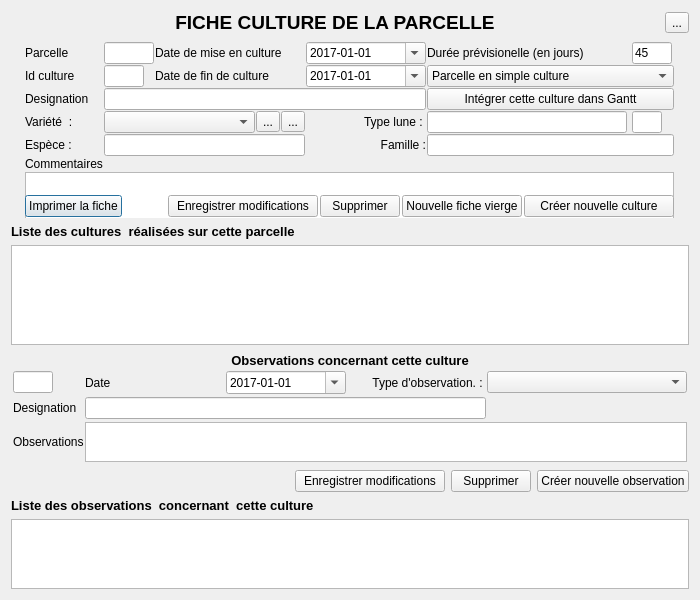
Before: the Qt Designer form dialogs/cultures.ui in Znephf/libreJardin, drawn with Qt 5.
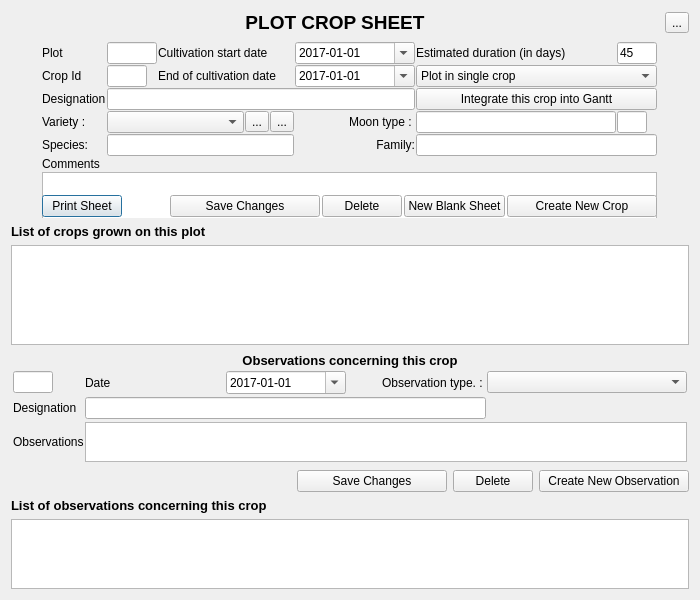
After: the same form once the commit is applied. Icons and pictures are not drawn.

```diff
--- a/dialogs/cultures.ui
+++ b/dialogs/cultures.ui
@@ -23,7 +23,7 @@
    </size>
   </property>
   <property name="windowTitle">
-   <string>FICHE CULTURE</string>
+   <string>CROP SHEET</string>
   </property>
   <property name="windowIcon">
    <iconset resource="../libreJardin.qrc">
@@ -47,7 +47,7 @@
           </font>
          </property>
          <property name="text">
-          <string>FICHE CULTURE DE LA PARCELLE</string>
+          <string>PLOT CROP SHEET</string>
          </property>
          <property name="alignment">
           <set>Qt::AlignCenter</set>
@@ -116,7 +116,7 @@
                </size>
               </property>
               <property name="text">
-               <string>Type lune : </string>
+               <string>Moon type : </string>
               </property>
               <property name="alignment">
                <set>Qt::AlignRight|Qt::AlignTrailing|Qt::AlignVCenter</set>
@@ -126,14 +126,14 @@
             <item row="1" column="2">
              <widget class="QLabel" name="label_3">
               <property name="text">
-               <string>Date de fin de culture</string>
+               <string>End of cultivation date</string>
               </property>
              </widget>
             </item>
             <item row="1" column="0">
              <widget class="QLabel" name="label_10">
               <property name="text">
-               <string>Id culture</string>
+               <string>Crop Id</string>
               </property>
              </widget>
             </item>
@@ -176,7 +176,7 @@
                 <item>
                  <widget class="QToolButton" name="toolButton_FichePlantes">
                   <property name="toolTip">
-                   <string>Visualiser la fiche de la variété</string>
+                   <string>View variety sheet</string>
                   </property>
                   <property name="text">
                    <string>...</string>
@@ -198,7 +198,7 @@
               <item>
                <widget class="QToolButton" name="toolButton_NouvellePlante">
                 <property name="toolTip">
-                 <string>Ajouter une nouvelle variété</string>
+                 <string>Add a new variety</string>
                 </property>
                 <property name="text">
                  <string>...</string>
@@ -241,7 +241,7 @@
               <item>
                <widget class="QPushButton" name="pushButton_print_fiche">
                 <property name="text">
-                 <string>Imprimer la fiche</string>
+                 <string>Print Sheet</string>
                 </property>
                </widget>
               </item>
@@ -273,21 +273,21 @@
                  </size>
                 </property>
                 <property name="text">
-                 <string>Enregistrer modifications</string>
+                 <string>Save Changes</string>
                 </property>
                </widget>
               </item>
               <item>
                <widget class="QPushButton" name="pushButton_supprimer_culture">
                 <property name="text">
-                 <string>Supprimer</string>
+                 <string>Delete</string>
                 </property>
                </widget>
               </item>
               <item>
                <widget class="QPushButton" name="pushButton_nouvelleOperation">
                 <property name="text">
-                 <string>Nouvelle fiche vierge</string>
+                 <string>New Blank Sheet</string>
                 </property>
                </widget>
               </item>
@@ -306,7 +306,7 @@
                  </size>
                 </property>
                 <property name="text">
-                 <string>Créer nouvelle culture</string>
+                 <string>Create New Crop</string>
                 </property>
                </widget>
               </item>
@@ -351,7 +351,7 @@
                </size>
               </property>
               <property name="text">
-               <string>Date de mise en culture </string>
+               <string>Cultivation start date</string>
               </property>
              </widget>
             </item>
@@ -406,7 +406,7 @@
                </size>
               </property>
               <property name="text">
-               <string>Commentaires</string>
+               <string>Comments</string>
               </property>
              </widget>
             </item>
@@ -442,14 +442,14 @@
                </size>
               </property>
               <property name="text">
-               <string>Durée prévisionelle (en jours)</string>
+               <string>Estimated duration (in days)</string>
               </property>
              </widget>
             </item>
             <item row="7" column="0">
              <widget class="QLabel" name="label_18">
               <property name="text">
-               <string>Espèce :</string>
+               <string>Species:</string>
               </property>
              </widget>
             </item>
@@ -462,14 +462,14 @@
                </size>
               </property>
               <property name="text">
-               <string>Parcelle</string>
+               <string>Plot</string>
               </property>
              </widget>
             </item>
             <item row="7" column="3">
              <widget class="QLabel" name="label_19">
               <property name="text">
-               <string>Famille :</string>
+               <string>Family:</string>
               </property>
               <property name="alignment">
                <set>Qt::AlignRight|Qt::AlignTrailing|Qt::AlignVCenter</set>
@@ -480,22 +480,22 @@
              <widget class="QComboBox" name="comboBox_etat_culture">
               <item>
                <property name="text">
-                <string>Parcelle en simple culture </string>
+                <string>Plot in single crop</string>
                </property>
               </item>
               <item>
                <property name="text">
-                <string>Parcelle en double culture (ligne haute)</string>
+                <string>Plot in double crop (high line)</string>
                </property>
               </item>
               <item>
                <property name="text">
-                <string>Parcelle en double culture (ligne basse)</string>
+                <string>Plot in double crop (low line)</string>
                </property>
               </item>
               <item>
                <property name="text">
-                <string>Parcelle en attente</string>
+                <string>Plot on hold</string>
                </property>
               </item>
              </widget>
@@ -515,7 +515,7 @@
                <number>9</number>
               </property>
               <property name="text">
-               <string>Variété  : </string>
+               <string>Variety : </string>
               </property>
              </widget>
             </item>
@@ -551,7 +551,7 @@
             <item row="2" column="4" colspan="2">
              <widget class="QPushButton" name="pushButton_Gantt">
               <property name="text">
-               <string>Intégrer cette culture dans Gantt</string>
+               <string>Integrate this crop into Gantt</string>
               </property>
              </widget>
             </item>
@@ -578,7 +578,7 @@
             </font>
            </property>
            <property name="text">
-            <string>Liste des cultures  réalisées sur cette parcelle</string>
+            <string>List of crops grown on this plot</string>
            </property>
           </widget>
          </item>
@@ -653,7 +653,7 @@
                  </font>
                 </property>
                 <property name="text">
-                 <string>Observations concernant cette culture</string>
+                 <string>Observations concerning this crop</string>
                 </property>
                 <property name="alignment">
                  <set>Qt::AlignCenter</set>
@@ -715,7 +715,7 @@
                  <enum>Qt::LeftToRight</enum>
                 </property>
                 <property name="text">
-                 <string>Type d'observation. : </string>
+                 <string>Observation type. : </string>
                 </property>
                 <property name="alignment">
                  <set>Qt::AlignRight|Qt::AlignTrailing|Qt::AlignVCenter</set>
@@ -812,14 +812,14 @@
               </size>
              </property>
              <property name="text">
-              <string>Enregistrer modifications</string>
+              <string>Save Changes</string>
              </property>
             </widget>
            </item>
            <item>
             <widget class="QPushButton" name="pushButton_supprimer_tache">
              <property name="text">
-              <string>Supprimer</string>
+              <string>Delete</string>
              </property>
             </widget>
            </item>
@@ -838,7 +838,7 @@
               </size>
              </property>
              <property name="text">
-              <string>Créer nouvelle observation</string>
+              <string>Create New Observation</string>
              </property>
             </widget>
            </item>
@@ -867,7 +867,7 @@
             </font>
            </property>
            <property name="text">
-            <string>Liste des observations  concernant  cette culture</string>
+            <string>List of observations concerning this crop</string>
            </property>
           </widget>
          </item>
```
